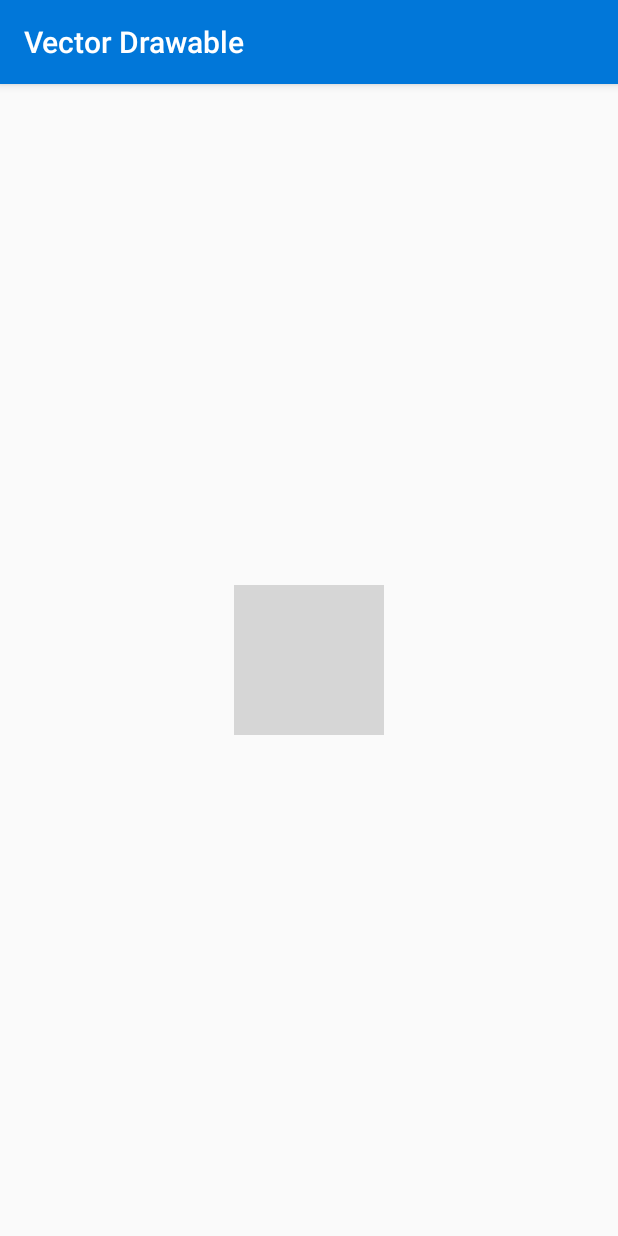
After one commit to crazy1235/SupportLibraryDemo, an Android app: the VectorDrawableDemo screen opened directly, with no data from a screen before it, on a phone screen of 412 x 824 dp. The commit adds this screen. Run offline under Robolectric (Android 15) with nearby library versions, the phone set to English and light mode, and no system bars; our stand-ins replace ButterKnife; grey boxes are pictures that could not be loaded.

Commit message:
update vector drawable

```diff
--- a/app/build.gradle
+++ b/app/build.gradle
@@ -10,12 +10,18 @@ android {
         targetSdkVersion 23
         versionCode 1
         versionName "1.0"
+
+        generatedDensities = []
     }
     buildTypes {
         release {
             minifyEnabled false
             proguardFiles getDefaultProguardFile('proguard-android.txt'), 'proguard-rules.pro'
         }
+    }
+
+    aaptOptions {
+        additionalParameters "--no-version-vectors"
     }
 }
 
--- a/app/src/main/java/com/jacksen/supportlibrarydemo/MainActivity.java
+++ b/app/src/main/java/com/jacksen/supportlibrarydemo/MainActivity.java
@@ -45,7 +45,9 @@ public class MainActivity extends AppCompatActivity implements RecyclerItemInter
     private static final ActivityDetails[] ITEMS = {
             new ActivityDetails(R.string.label_daynight_theme, R.string.label_daynight_theme, DayNightThemeDemo.class),
             new ActivityDetails(R.string.label_custom_tabs, R.string.desc_custom_tabs, CustomTabsSettingsDemo.class),
-            new ActivityDetails(R.string.label_bottom_sheet, R.string.desc_bottom_sheet, BottomSheetDemo.class)
+            new ActivityDetails(R.string.label_bottom_sheet, R.string.desc_bottom_sheet, BottomSheetDemo.class),
+            new ActivityDetails(R.string.label_vector_drawable, R.string.desc_vector_drawable, VectorDrawableDemo.class),
+            new ActivityDetails(R.string.label_navigation_view, R.string.desc_navigation_view, NavigationViewDemo.class)
     };
 
 
--- /dev/null
+++ b/app/src/main/java/com/jacksen/supportlibrarydemo/VectorDrawableDemo.java
@@ -0,0 +1,31 @@
+package com.jacksen.supportlibrarydemo;
+
+import android.graphics.drawable.Animatable;
+import android.graphics.drawable.Drawable;
+import android.os.Bundle;
+import android.support.v7.app.AppCompatActivity;
+import android.widget.ImageView;
+
+import butterknife.Bind;
+import butterknife.ButterKnife;
+
+public class VectorDrawableDemo extends AppCompatActivity {
+
+
+    @Bind(R.id.vector_drawable_iv)
+    ImageView vectorDrawableIv;
+
+    @Override
+    protected void onCreate(Bundle savedInstanceState) {
+        super.onCreate(savedInstanceState);
+        setContentView(R.layout.activity_vector_drawable_demo);
+        ButterKnife.bind(this);
+
+
+        Drawable drawable = vectorDrawableIv.getDrawable();
+        if (drawable instanceof Animatable) {
+            ((Animatable) drawable).start();
+        }
+
+    }
+}
--- a/app/src/main/res/anim/item_anim.xml
+++ b/app/src/main/res/anim/item_anim.xml
@@ -1,6 +1,6 @@
 <?xml version="1.0" encoding="utf-8"?>
 <set xmlns:android="http://schemas.android.com/apk/res/android"
-    android:duration="1000"
+    android:duration="800"
     android:shareInterpolator="true">
     <alpha
         android:fromAlpha="0.0"
--- /dev/null
+++ b/app/src/main/res/layout/activity_vector_drawable_demo.xml
@@ -0,0 +1,16 @@
+<?xml version="1.0" encoding="utf-8"?>
+<RelativeLayout xmlns:android="http://schemas.android.com/apk/res/android"
+    xmlns:app="http://schemas.android.com/apk/res-auto"
+    xmlns:tools="http://schemas.android.com/tools"
+    android:layout_width="match_parent"
+    android:layout_height="match_parent"
+    tools:context="com.jacksen.supportlibrarydemo.VectorDrawableDemo">
+
+    <ImageView
+        android:id="@+id/vector_drawable_iv"
+        android:layout_width="100dp"
+        android:layout_height="100dp"
+        android:layout_centerInParent="true"
+        app:srcCompat="@drawable/ic_triangle_animated" />
+
+</RelativeLayout>
--- a/app/src/main/res/layout/item_main_recycler.xml
+++ b/app/src/main/res/layout/item_main_recycler.xml
@@ -27,5 +27,5 @@
         android:layout_width="match_parent"
         android:layout_height="0.5dp"
         android:background="@color/item_divider"
-        android:padding="5dp" />
+        android:layout_margin="5dp" />
 </LinearLayout>
--- a/app/src/main/res/values/dimens.xml
+++ b/app/src/main/res/values/dimens.xml
@@ -9,4 +9,7 @@
     <dimen name="peek_height">200dp</dimen>
 
     <dimen name="fab_margin">0dp</dimen>
+    <!-- Default screen margins, per the Android Design guidelines. -->
+    <dimen name="nav_header_vertical_spacing">16dp</dimen>
+    <dimen name="nav_header_height">160dp</dimen>
 </resources>
```
Also changed, not shown: app/src/main/AndroidManifest.xml (+10 -0 lines), app/src/main/java/com/jacksen/supportlibrarydemo/NavigationViewDemo.java (added, +16 -0 lines), app/src/main/res/layout/activity_navigation_view_demo.xml (added, +12 -0 lines), app/src/main/res/values-v21/styles.xml (added, +9 -0 lines), app/src/main/res/values/strings.xml (+17 -0 lines), app/src/main/res/values/styles.xml (+9 -0 lines).
